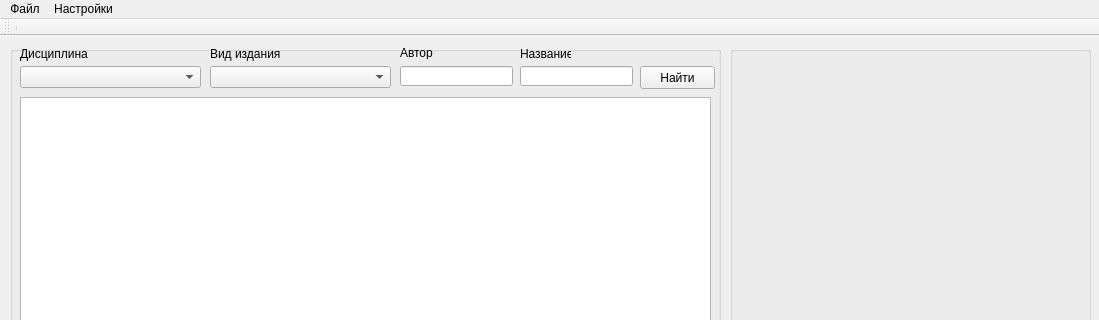
The window that mainwindow.ui (andron58/catalogue) describes before a commit, drawn with Qt 5; both pictures show x 0 to 1099 and y 0 to 320 of the 1099 by 601 pixel window.
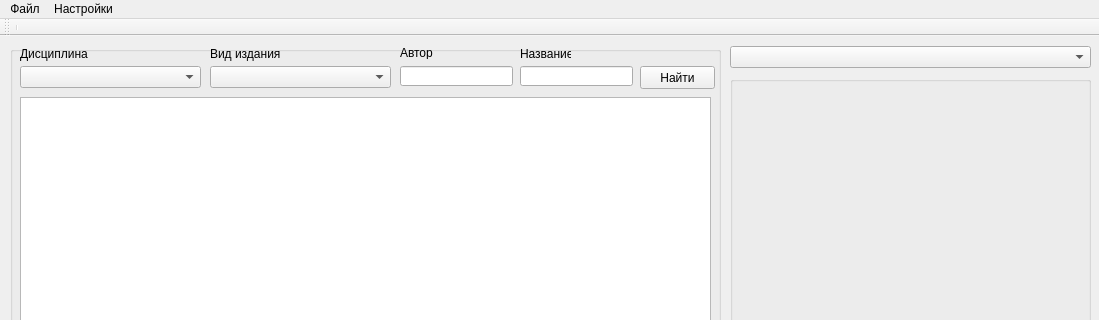
The same window after the commit.

Diff of the .ui file:
```diff
--- a/mainwindow.ui
+++ b/mainwindow.ui
@@ -26,7 +26,7 @@
     <property name="title">
      <string/>
     </property>
-    <widget class="QComboBox" name="comboBox">
+    <widget class="QComboBox" name="discipComboBox">
      <property name="geometry">
       <rect>
        <x>10</x>
@@ -146,15 +146,25 @@
     <property name="geometry">
      <rect>
       <x>730</x>
-      <y>10</y>
+      <y>40</y>
       <width>361</width>
-      <height>531</height>
+      <height>501</height>
      </rect>
     </property>
     <property name="title">
      <string/>
     </property>
    </widget>
+   <widget class="QComboBox" name="comboBox">
+    <property name="geometry">
+     <rect>
+      <x>730</x>
+      <y>10</y>
+      <width>361</width>
+      <height>22</height>
+     </rect>
+    </property>
+   </widget>
   </widget>
   <widget class="QMenuBar" name="menuBar">
    <property name="geometry">
```
Left out of the diff: 19 changed lines with no effect on the pictures.
